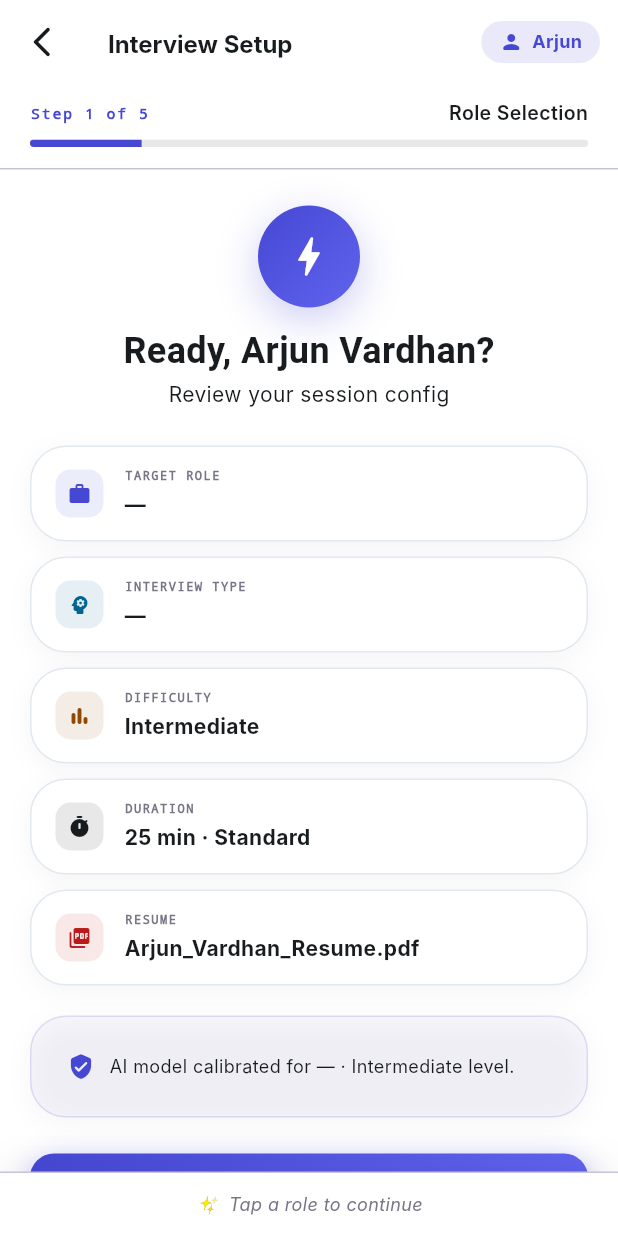
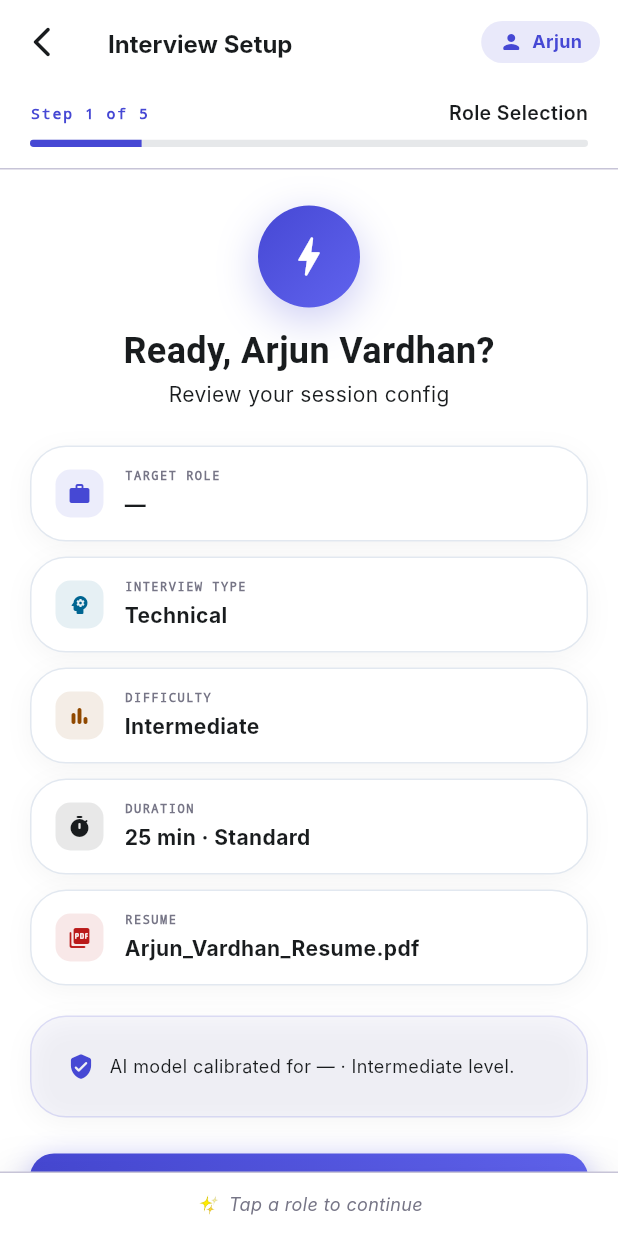
Before and after one commit to Unmesh-12634/CDA_Mobile, a Flutter app: the InterviewSetupScreen screen opened by its route, swiped to page 5, on a phone screen of 412 x 824 dp. Run offline on Flutter 3.47's test engine with Material 3 defaults, Android fonts, the phone set to English and light mode, and no system bars; our stand-ins replace dio, file_picker, flutter_riverpod, flutter_secure_storage, go_router, image_picker; accounts and stored records are empty; network calls fail; Roboto replaces fonts that are missing (Hanken Grotesk, Inter).

Commit message:
feat(frontend): align setup options with backend models and clean interview type labels

```diff
--- a/frontend/lib/features/interview/presentation/screens/interview_setup_screen.dart
+++ b/frontend/lib/features/interview/presentation/screens/interview_setup_screen.dart
@@ -201,13 +201,13 @@ class _InterviewSetupScreenState extends ConsumerState<InterviewSetupScreen>
   String get _typeLabel {
     switch (_selectedType) {
       case InterviewType.technical:
-        return 'Technical Screening';
+        return 'Technical';
       case InterviewType.behavioral:
-        return 'Behavioral (HR)';
+        return 'Behavioral';
       case InterviewType.systemDesign:
         return 'System Design';
       case null:
-        return '—';
+        return 'Technical';
     }
   }
 
```
